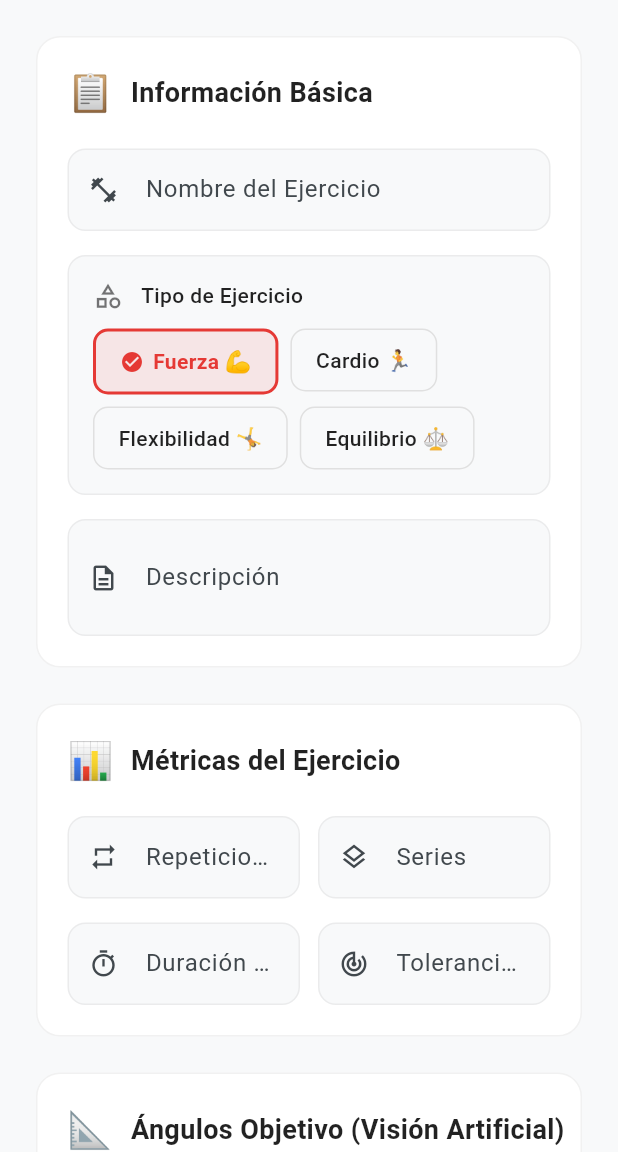
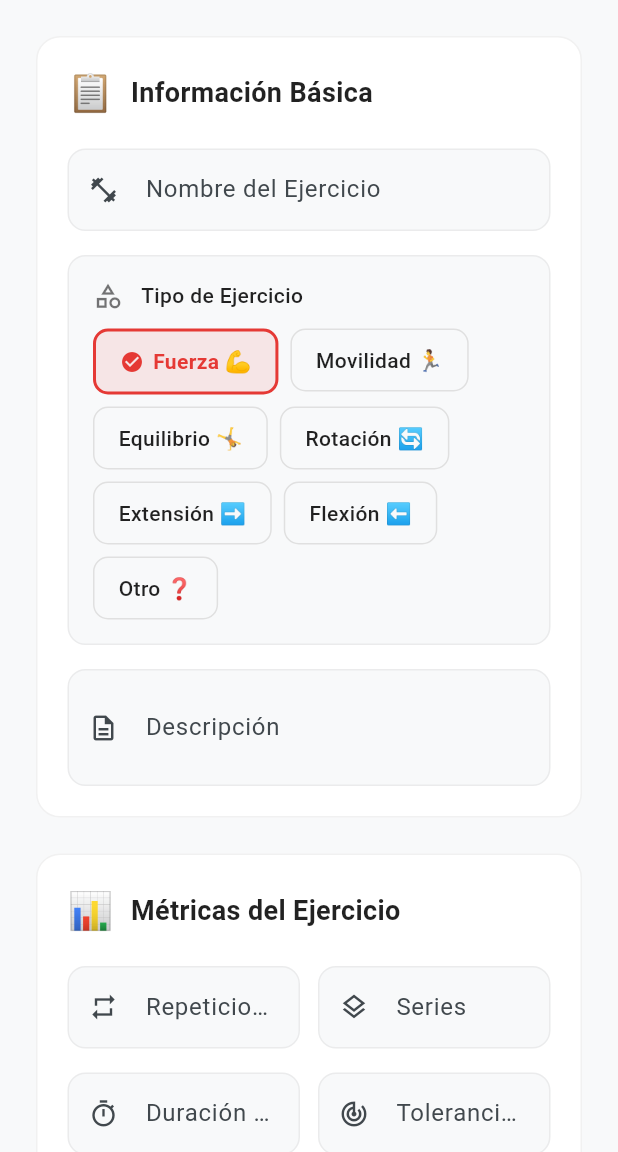
Before and after one commit to enriqueBueln/fisiovision, a Flutter app: the ExerciseFormScreen screen opened by its route, on a phone screen of 412 x 824 dp, the part 84-1236 px from its top. Run offline on Flutter 3.47's test engine with Material 3 defaults, Android fonts, the phone set to English and light mode, and no system bars; our stand-ins replace camera, flutter_dotenv, flutter_riverpod, fluttertoast, go_router, jwt_decoder and 3 more; missing offline and left inert: google_mlkit_pose_detection; accounts and stored records are empty.

Commit message:
Refactor exercise assignment model and update related functionality; enhance error handling in API calls and improve exercise type enumeration

```diff
--- a/lib/screens/exercises/exercise_form.dart
+++ b/lib/screens/exercises/exercise_form.dart
@@ -6,7 +6,15 @@ import 'package:flutter_riverpod/flutter_riverpod.dart';
 import 'package:go_router/go_router.dart';
 
 // Enum para tipos de ejercicio
-enum TypeExercise { Fuerza, Cardio, Flexibilidad, Equilibrio }
+enum TypeExercise {
+  fuerza,
+  movilidad,
+  equilibrio,
+  rotacion,
+  extension,
+  flexion,
+  otro,
+}
 
 class ExerciseFormScreen extends ConsumerStatefulWidget {
   const ExerciseFormScreen({super.key});
@@ -36,7 +44,7 @@ class _ExerciseFormScreenState extends ConsumerState<ExerciseFormScreen> {
   final _toleranciaCtrl = TextEditingController();
 
   // Estado
-  TypeExercise _tipoEjercicio = TypeExercise.Fuerza;
+  TypeExercise _tipoEjercicio = TypeExercise.fuerza;
   bool _isLoading = false;
 
   @override
@@ -56,27 +64,39 @@ class _ExerciseFormScreenState extends ConsumerState<ExerciseFormScreen> {
 
   Color _getTypeColor(TypeExercise type) {
     switch (type) {
-      case TypeExercise.Fuerza:
+      case TypeExercise.fuerza:
         return const Color(0xFFE53935);
-      case TypeExercise.Cardio:
+      case TypeExercise.movilidad:
         return const Color(0xFF43A047);
-      case TypeExercise.Flexibilidad:
+      case TypeExercise.equilibrio:
         return const Color(0xFF1E88E5);
-      case TypeExercise.Equilibrio:
+      case TypeExercise.rotacion:
         return const Color(0xFF8E24AA);
+      case TypeExercise.extension:
+        return const Color(0xFFFFB300);
+      case TypeExercise.flexion:
+        return const Color(0xFF00ACC1);
+      case TypeExercise.otro:
+        return const Color(0xFF6D4C41);
     }
   }
 
   String _getTypeText(TypeExercise type) {
     switch (type) {
-      case TypeExercise.Fuerza:
+      case TypeExercise.fuerza:
         return 'Fuerza 💪';
-      case TypeExercise.Cardio:
-        return 'Cardio 🏃';
-      case TypeExercise.Flexibilidad:
-        return 'Flexibilidad 🤸';
-      case TypeExercise.Equilibrio:
-        return 'Equilibrio ⚖️';
+      case TypeExercise.movilidad:
+        return 'Movilidad 🏃';
+      case TypeExercise.equilibrio:
+        return 'Equilibrio 🤸';
+      case TypeExercise.rotacion:
+        return 'Rotación 🔄';
+      case TypeExercise.extension:
+        return 'Extensión ➡️';
+      case TypeExercise.flexion:
+        return 'Flexión ⬅️';
+      case TypeExercise.otro:
+        return 'Otro ❓';
     }
   }
 
@@ -151,7 +171,6 @@ class _ExerciseFormScreenState extends ConsumerState<ExerciseFormScreen> {
   @override
   Widget build(BuildContext context) {
     final isDarkMode = Theme.of(context).brightness == Brightness.dark;
-
 
     return Scaffold(
       backgroundColor: isDarkMode
--- a/lib/screens/patient/patient_detail_screen.dart
+++ b/lib/screens/patient/patient_detail_screen.dart
@@ -191,6 +191,7 @@ class _ExerciseItemCard extends StatelessWidget {
 
   @override
   Widget build(BuildContext context) {
+
     final isDarkMode = Theme.of(context).brightness == Brightness.dark;
     return Card(
       elevation: 0,
--- a/pubspec.yaml
+++ b/pubspec.yaml
@@ -25,11 +25,8 @@ dependencies:
   http: ^1.1.0 # Para llamadas a API
   riverpod: ^3.0.3
   provider: ^6.1.5+1
-<<<<<<< HEAD
-=======
   intl: ^0.20.2
 
->>>>>>> f5ca5ce40f7db0a6c72bd4e6ec97bb49a7be7551
 dev_dependencies:
   flutter_test:
     sdk: flutter
```
Also changed, not shown: lib/models/ejercicio_asignado.dart (+15 -26 lines), lib/models/ejercicio_model.dart (+11 -11 lines), lib/services/rutina_service.dart (+13 -3 lines).
